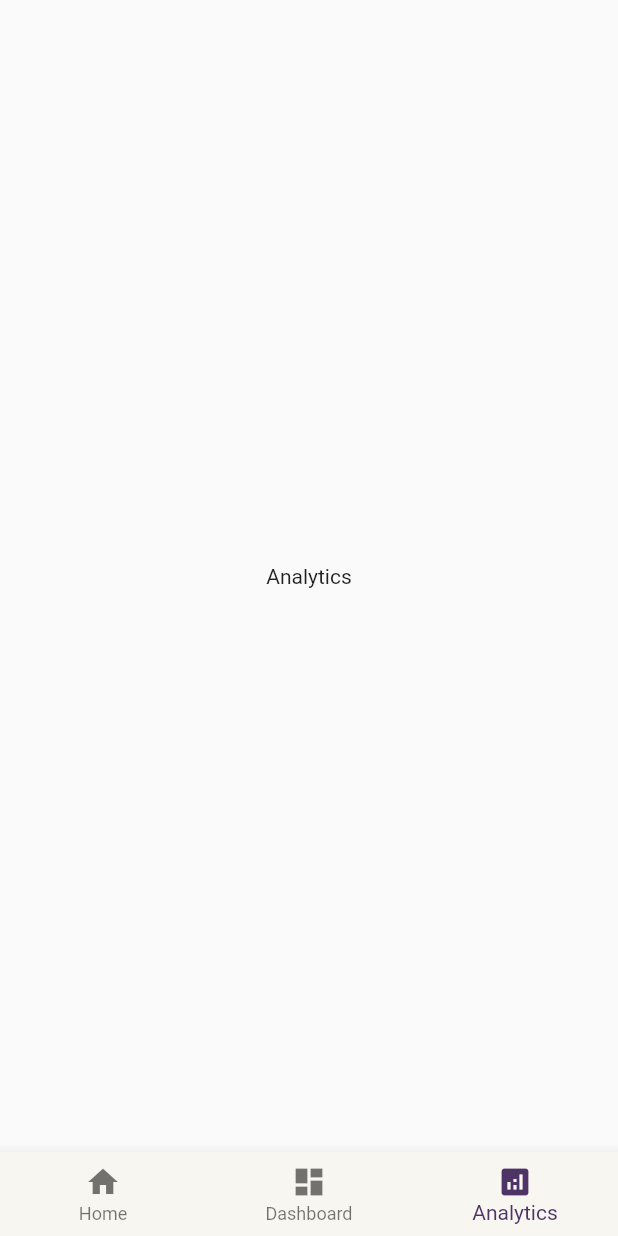
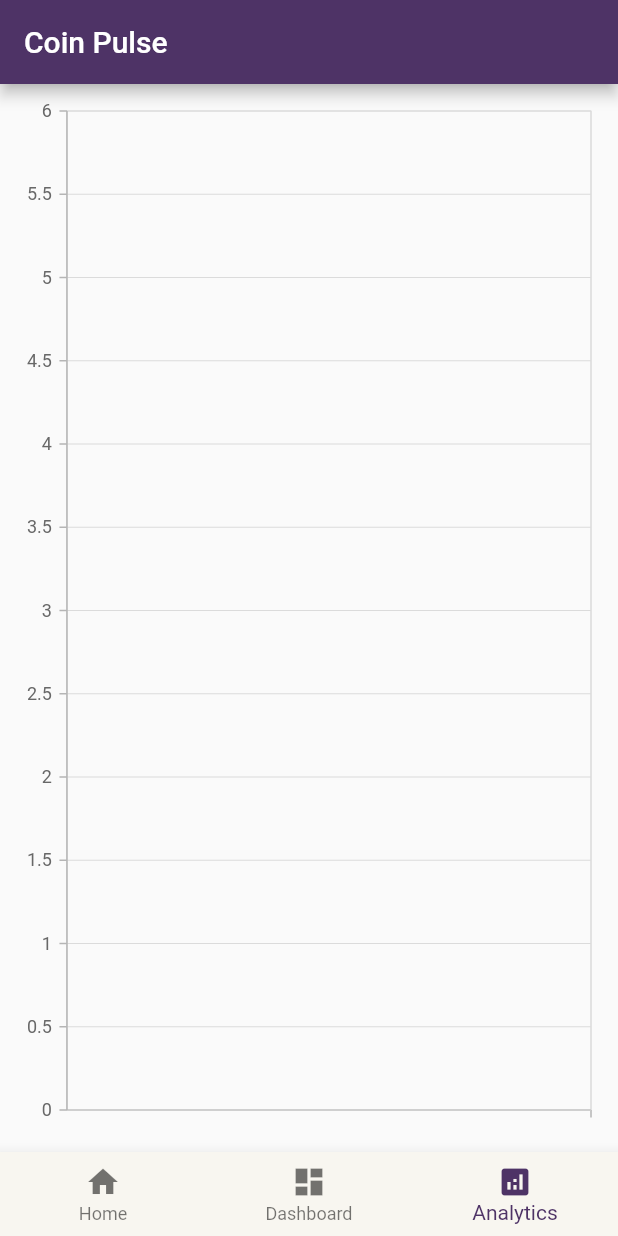
Before and after one commit to J-A-Christopher/coinpulse2, a Flutter app: the screen it shows after launch, item 3 of the bottom bar chosen, on a phone screen of 412 x 824 dp. Run offline on Flutter 3.47's test engine with Material 2 defaults, Android fonts, the phone set to English and light mode, and no system bars; our stand-ins replace bloc, dartz, equatable, flutter_bloc, flutter_svg, google_nav_bar and 2 more; accounts and stored records are empty.

Commit message:
Added analysis using the bar graph

```diff
--- a/lib/2_Presentation/core/utils/bottomnavbar_service.dart
+++ b/lib/2_Presentation/core/utils/bottomnavbar_service.dart
@@ -20,7 +20,7 @@ class _BottomNavBarState extends State<BottomNavBar> {
   final List<Widget> _screens = [
     const HomePage(),
     const DialogueWrapper(),
-    const Analytics()
+    const AnalyticsWrapper()
   ];
   void _onItemTapped(int index) {
     setState(() {
--- a/lib/2_Presentation/pages/analytics/analytics.dart
+++ b/lib/2_Presentation/pages/analytics/analytics.dart
@@ -1,12 +1,112 @@
+import 'package:coinpulse2/2_Presentation/bloc/bill_bloc.dart';
+import 'package:coinpulse2/2_Presentation/core/utils/colors.dart';
 import 'package:flutter/material.dart';
+import 'package:flutter_bloc/flutter_bloc.dart';
+import 'package:syncfusion_flutter_charts/charts.dart';
 
-class Analytics extends StatelessWidget {
+class AnalyticsWrapper extends StatelessWidget {
+  const AnalyticsWrapper({super.key});
+
+  @override
+  Widget build(BuildContext context) {
+    return BlocProvider(
+      create: (context) => BillBloc(),
+      child: const Analytics(),
+    );
+  }
+}
+
+class Analytics extends StatefulWidget {
   const Analytics({super.key});
 
   @override
+  State<Analytics> createState() => _AnalyticsState();
+}
+
+class _AnalyticsState extends State<Analytics> {
+  @override
+  void initState() {
+    super.initState();
+    context.read<BillBloc>().add(RetrieveBill());
+  }
+
+  @override
   Widget build(BuildContext context) {
-    return const Center(
-      child: Text('Analytics'),
+    return Scaffold(
+      appBar: AppBar(
+        title: const Text('Coin Pulse'),
+      ),
+      body: BlocBuilder<BillBloc, BillState>(
+        builder: (context, state) {
+          if (state is BillRetrieving) {
+            final amount = state.billRetrievedData
+                .map((bill) => double.parse(bill.amount))
+                .toList();
+            final category =
+                state.billRetrievedData.map((bill) => bill.title).toList();
+
+            return Padding(
+              padding: const EdgeInsets.all(8.0),
+              child: SfCartesianChart(
+                primaryXAxis: CategoryAxis(),
+                series: <ChartSeries>[
+                  ColumnSeries<ChartData, String>(
+                      dataSource: _generateChartData(category, amount),
+                      xValueMapper: (ChartData data, _) => data.category,
+                      yValueMapper: (ChartData data, _) => data.amount,
+                      color: ColorsUsed.primaryColor),
+                ],
+              ),
+            );
+          }
+          return const SizedBox.shrink();
+        },
+      ),
     );
   }
 }
+
+// List<ChartData> _generateChartData(List<BillData> billData, Map<String, double> cumulativeTotals) {
+//   final List<ChartData> chartData = [];
+
+//   for (final bill in billData) {
+//     final category = bill.title;
+//     final amount = bill.amount;
+
+//     // Initialize cumulative total if it's not in the map
+//     cumulativeTotals[category] ??= 0;
+
+//     // Calculate cumulative total for the current category
+//     cumulativeTotals[category] += amount;
+
+//     // Create chart data with the cumulative total
+//     chartData.add(ChartData(category, cumulativeTotals[category]!));
+//   }
+
+//   return chartData;
+// }
+
+class BillData {
+  final String title;
+  final double amount;
+
+  BillData(this.title, this.amount);
+}
+
+List<ChartData> _generateChartData(
+    List<String> categories, List<double> amounts) {
+  final List<ChartData> chartData = [];
+
+  for (int i = 0; i < categories.length; i++) {
+    chartData.add(ChartData(categories[i], amounts[i]));
+  }
+
+  return chartData;
+}
+
+class ChartData {
+  final String category;
+  final double amount;
+
+  ChartData(this.category, this.amount);
+}
--- a/pubspec.yaml
+++ b/pubspec.yaml
@@ -41,6 +41,7 @@ dependencies:
   google_nav_bar: ^5.0.6
   intl: ^0.18.1
   sqflite: ^2.3.0
+  syncfusion_flutter_charts: ^22.2.11
 
 dev_dependencies:
   flutter_test:
```
Also changed, not shown: lib/2_Presentation/pages/dialogpage/dialog_page.dart (+42 -3 lines), pubspec.lock.
